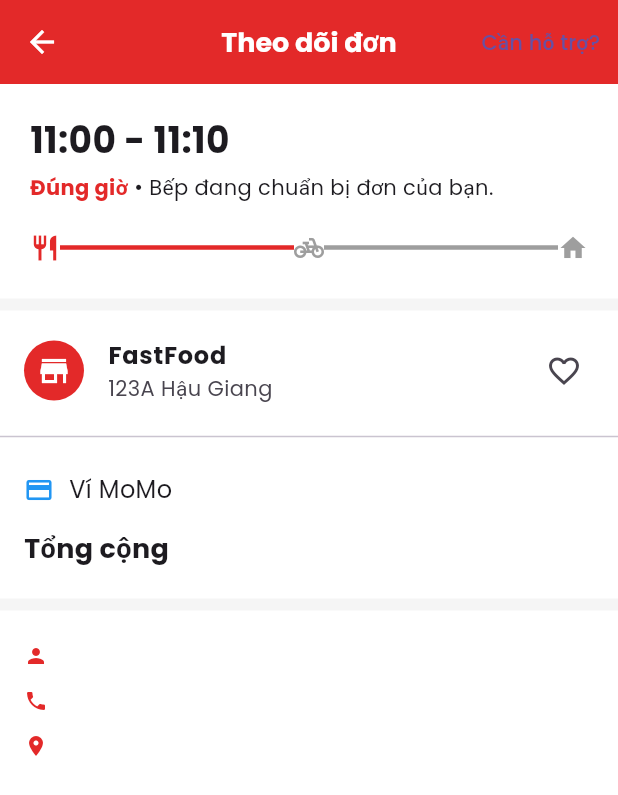
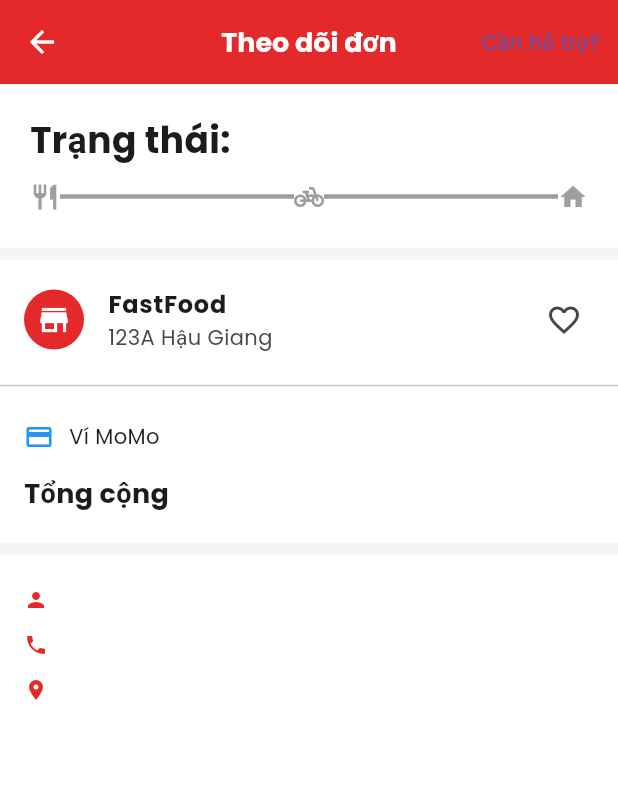
Before and after one commit to Khangle272/app_do_an_nhanh, a Flutter app: the OrderTrackingScreen screen opened directly with empty values, on a phone screen of 412 x 824 dp. Shown: the top 795 px of the screen. Run offline on Flutter 3.47's test engine with Material 3 defaults, Android fonts, the phone set to English and light mode, and no system bars; our stand-ins replace cloud_firestore, firebase_auth, firebase_core, firebase_storage, google_fonts, image_picker; accounts and stored records are empty.

Commit message:
add order tracking service and screens (#19)

```diff
--- a/lib/screens/order_tracking_screen.dart
+++ b/lib/screens/order_tracking_screen.dart
@@ -1,16 +1,20 @@
 import 'package:flutter/material.dart';
+import 'package:cloud_firestore/cloud_firestore.dart';
 import 'package:app_do_an_nhanh/utils/app_colors.dart';
 import 'package:app_do_an_nhanh/widgets/custom_app_bar.dart';
+import 'package:app_do_an_nhanh/services/order_service.dart';
 
 class OrderTrackingScreen extends StatelessWidget {
+  final String orderId; // cần truyền document ID từ Firestore
   final int paymentMethod; // 1: COD, 2: MoMo
   final String name;
   final String phone;
   final String address;
-  final String totalAmount; // nhận từ OrderHistoryItem
+  final String totalAmount;
 
   const OrderTrackingScreen({
     super.key,
+    required this.orderId,
     required this.paymentMethod,
     required this.name,
     required this.phone,
@@ -20,18 +24,6 @@ class OrderTrackingScreen extends StatelessWidget {
 
   @override
   Widget build(BuildContext context) {
-    // Tính thời gian giao hàng dự kiến
-    DateTime orderTime = DateTime.now();
-    DateTime startTime = orderTime.add(const Duration(minutes: 30));
-    DateTime endTime = orderTime.add(const Duration(minutes: 40));
-
-    String formatTime(DateTime time) {
-      return "${time.hour.toString().padLeft(2, '0')}:${time.minute.toString().padLeft(2, '0')}";
-    }
-
-    String deliveryTimeRange =
-        "${formatTime(startTime)} - ${formatTime(endTime)}";
-
     return Scaffold(
       backgroundColor: Colors.white,
       appBar: CustomAppBar(
@@ -50,10 +42,23 @@ class OrderTrackingScreen extends StatelessWidget {
           ),
         ],
       ),
-      body: SingleChildScrollView(
+      body: StreamBuilder<DocumentSnapshot>(
+        stream: OrderService().listenOrderStatus(orderId),
+        builder: (context, snapshot) {
+          if (snapshot.connectionState == ConnectionState.waiting) {
+            return const Center(child: CircularProgressIndicator());
+          }
+          if (!snapshot.hasData || !snapshot.data!.exists) {
+            return const Center(child: Text("Không tìm thấy đơn hàng"));
+          }
+
+          final order = snapshot.data!;
+          final status = order['status'];
+
+          return SingleChildScrollView(
             child: Column(
               children: [
-            // 1. Thời gian giao hàng dự kiến
+                // 1. Trạng thái đơn hàng real-time
                 Padding(
                   padding: const EdgeInsets.all(20.0),
                   child: Column(
@@ -61,37 +66,15 @@ class OrderTrackingScreen extends StatelessWidget {
                       Align(
                         alignment: Alignment.centerLeft,
                         child: Text(
-                      deliveryTimeRange,
+                          "Trạng thái: $status",
                           style: const TextStyle(
                             fontSize: 24,
                             fontWeight: FontWeight.bold,
                           ),
                         ),
                       ),
-                  const SizedBox(height: 5),
-                  const Row(
-                    children: [
-                      Text('Đúng giờ',
-                          style: TextStyle(
-                              color: AppColors.primary,
-                              fontWeight: FontWeight.bold)),
-                      Text(' • Bếp đang chuẩn bị đơn của bạn.'),
-                    ],
-                  ),
-                  const SizedBox(height: 20),
-                  Row(
-                    children: [
-                      const Icon(Icons.restaurant,
-                          color: AppColors.primary, size: 20),
-                      Expanded(
-                          child:
-                              Container(height: 3, color: AppColors.primary)),
-                      const Icon(Icons.pedal_bike,
-                          color: Colors.grey, size: 20),
-                      Expanded(child: Container(height: 3, color: Colors.grey)),
-                      const Icon(Icons.home, color: Colors.grey, size: 20),
-                    ],
-                  ),
+                      const SizedBox(height: 10),
+                      _StatusTimeline(status: status),
                     ],
                   ),
                 ),
@@ -125,8 +108,9 @@ class OrderTrackingScreen extends StatelessWidget {
                                   : Colors.blue,
                               size: 20),
                           const SizedBox(width: 10),
-                      Text(paymentMethod == 1 ? 'Tiền mặt (COD)' : 'Ví MoMo',
-                          style: const TextStyle(fontSize: 16)),
+                          Text(paymentMethod == 1
+                              ? 'Tiền mặt (COD)'
+                              : 'Ví MoMo'),
                         ],
                       ),
                       const SizedBox(height: 15),
@@ -185,7 +169,37 @@ class OrderTrackingScreen extends StatelessWidget {
                 ),
               ],
             ),
+          );
+        },
       ),
     );
   }
 }
+
+class _StatusTimeline extends StatelessWidget {
+  final String status;
+  const _StatusTimeline({required this.status});
+
+  @override
+  Widget build(BuildContext context) {
+    Color prepColor = status == "Đang chuẩn bị" ||
+            status == "Đang giao" ||
+            status == "Đã giao"
+        ? AppColors.primary
+        : Colors.grey;
+    Color shipColor = status == "Đang giao" || status == "Đã giao"
+        ? AppColors.primary
+        : Colors.grey;
+    Color doneColor = status == "Đã giao" ? AppColors.primary : Colors.grey;
+
+    return Row(
+      children: [
+        Icon(Icons.restaurant, color: prepColor, size: 20),
+        Expanded(child: Container(height: 3, color: prepColor)),
+        Icon(Icons.pedal_bike, color: shipColor, size: 20),
+        Expanded(child: Container(height: 3, color: shipColor)),
+        Icon(Icons.home, color: doneColor, size: 20),
+      ],
+    );
+  }
+}
--- a/lib/screens/profile_screen.dart
+++ b/lib/screens/profile_screen.dart
@@ -234,6 +234,7 @@ class _ProfileScreenState extends State<ProfileScreen> {
                         context,
                         MaterialPageRoute(
                           builder: (_) => OrderTrackingScreen(
+                            orderId: latestOrder.code, // ✅ thêm orderId
                             paymentMethod: latestOrder.paymentMethod,
                             name: latestOrder.name,
                             phone: latestOrder.phone,
@@ -291,7 +292,6 @@ class _ProfileScreenState extends State<ProfileScreen> {
       ),
     );
   }
-}
 
   Widget _buildProfileItem({
     required IconData icon,
@@ -320,3 +320,4 @@ Widget _buildProfileItem({
       ),
     );
   }
+}
```
Also changed, not shown: lib/screens/checkout_screen.dart (+43 -8 lines), lib/screens/order_history_screen.dart (+38 -30 lines), lib/services/order_service.dart (added, +40 -0 lines), pubspec.lock. Lines whose indentation alone changed are shown as unchanged.
